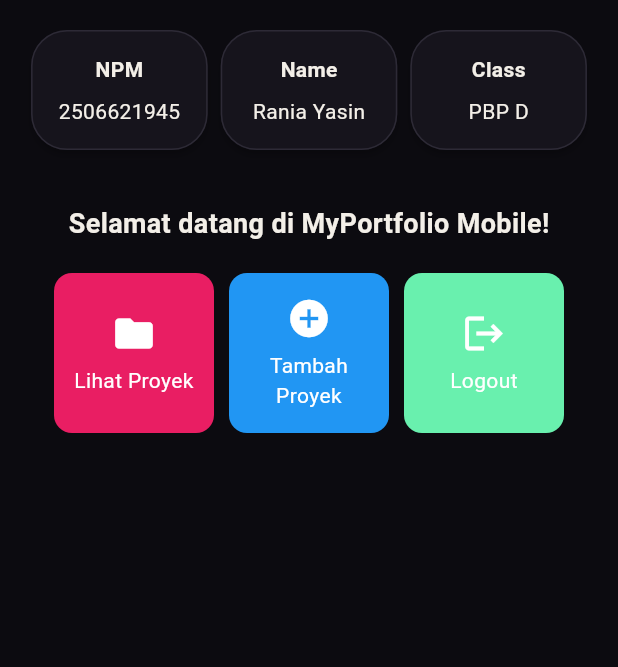
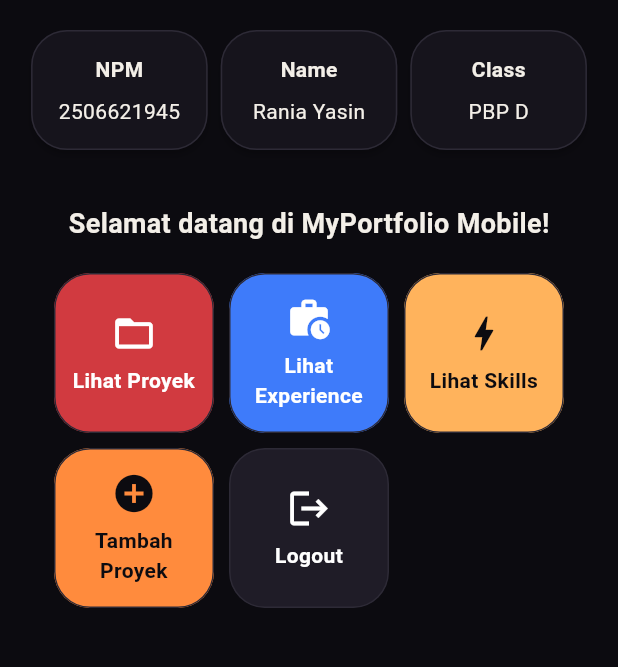
Before and after one commit to raniaysnn/myportofolio_mobile, a Flutter app: the screen it shows after launch, on a phone screen of 412 x 824 dp, the part 84-751 px from its top. Run offline on Flutter 3.47's test engine with Material 3 defaults, Android fonts, the phone set to English and light mode, and no system bars.

Commit message:
feat: tambah tombol Experience & Skills mengikuti desain figma dan website

```diff
--- a/lib/menu.dart
+++ b/lib/menu.dart
@@ -1,4 +1,5 @@
 import 'package:flutter/material.dart';
+import 'package:myportofolio_mobile/my_web.dart';
 
 class MyHomePage extends StatelessWidget {
   MyHomePage({super.key});
@@ -8,9 +9,11 @@ class MyHomePage extends StatelessWidget {
   final String kelas = "PBP D";
 
   final List<ItemHomepage> items = [
-    ItemHomepage("Lihat Proyek", Icons.folder, Colors.pink),
-    ItemHomepage("Tambah Proyek", Icons.add_circle, Colors.blue),
-    ItemHomepage("Logout", Icons.logout, Colors.greenAccent),
+    ItemHomepage("Lihat Proyek", Icons.folder_open, MyWeb.red),
+    ItemHomepage("Lihat Experience", Icons.work_history, MyWeb.blue), //
+    ItemHomepage("Lihat Skills", Icons.bolt, MyWeb.amber), //
+    ItemHomepage("Tambah Proyek", Icons.add_circle, MyWeb.orange),
+    ItemHomepage("Logout", Icons.logout, MyWeb.raised),
   ];
 
   @override
@@ -125,11 +128,20 @@ class ItemCard extends StatelessWidget {
 
   @override
   Widget build(BuildContext context) {
+    // Pilih warna teks yang kontras dengan latar: putih untuk latar gelap,
+    // gelap untuk latar terang (amber, oranye), seperti tombol di web.
+    final bool isDarkBg =
+        ThemeData.estimateBrightnessForColor(item.color) == Brightness.dark;
+    final Color foreground = isDarkBg ? Colors.white : MyWeb.bg;
     return Material(
-      // Menggunakan warna sekunder dari skema tema aplikasi.
-      // color: Theme.of(context).colorScheme.tertiary,
       color: item.color,
-      borderRadius: BorderRadius.circular(12),
+      // Sudut 24px dan garis tepi tipis, mengikuti kartu di web.
+      shape: RoundedRectangleBorder(
+        borderRadius: BorderRadius.circular(24),
+        side: const BorderSide(color: MyWeb.line),
+      ),
+      clipBehavior: Clip
+          .antiAlias, // efek riak InkWell ikut terpotong sesuai sudut membulat
       child: InkWell(
         // Aksi ketika kartu ditekan oleh pengguna.
         onTap: () {
@@ -148,12 +160,15 @@ class ItemCard extends StatelessWidget {
             child: Column(
               mainAxisAlignment: MainAxisAlignment.center,
               children: [
-                Icon(item.icon, color: Colors.white, size: 30.0),
+                Icon(item.icon, color: foreground, size: 30.0),
                 const Padding(padding: EdgeInsets.all(3)),
                 Text(
                   item.name,
                   textAlign: TextAlign.center,
-                  style: const TextStyle(color: Colors.white),
+                  style: TextStyle(
+                    color: foreground,
+                    fontWeight: FontWeight.w600,
+                  ),
                 ),
               ],
             ),
```
